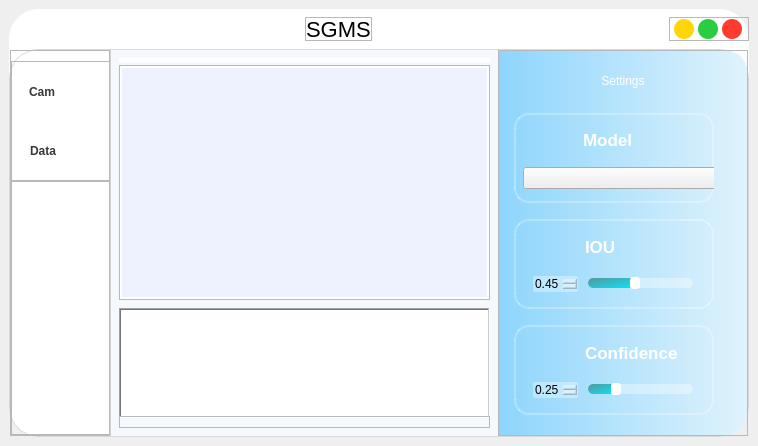
Before: the Qt Designer form gui/ui/UI.ui in Future-Elite/SGMS, drawn with Qt 5.
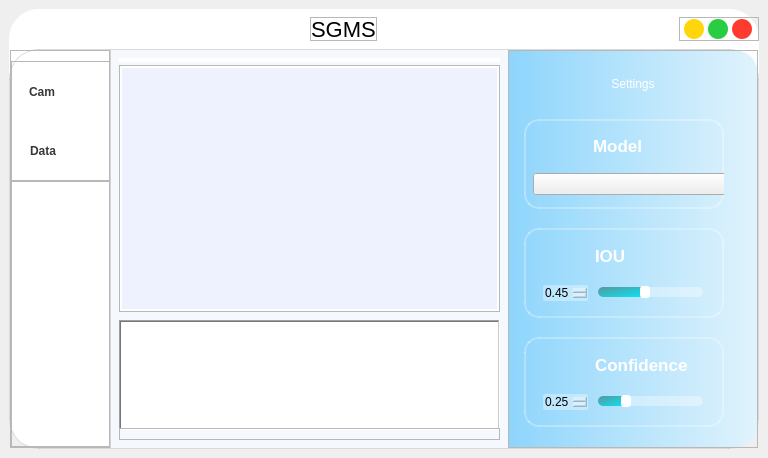
After: the same form once the commit is applied. Icons and pictures are not drawn. Custom widgets are drawn as their Qt base class.

Patch:
```diff
--- a/gui/ui/UI.ui
+++ b/gui/ui/UI.ui
@@ -6,8 +6,8 @@
    <rect>
     <x>0</x>
     <y>0</y>
-    <width>758</width>
-    <height>446</height>
+    <width>768</width>
+    <height>458</height>
    </rect>
   </property>
   <property name="windowTitle">
```
